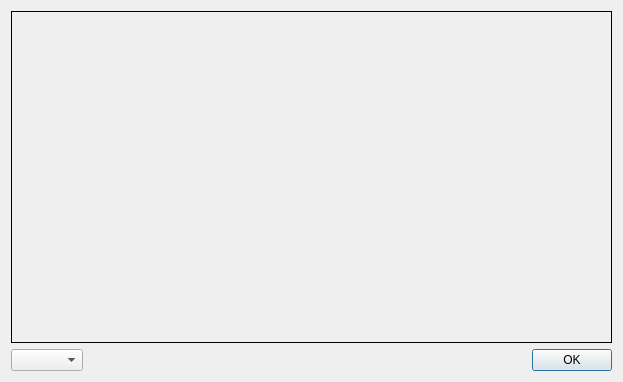
First picture: the form in cplanetaltitude.ui, repository PavelMr/skytechx, before the edit.
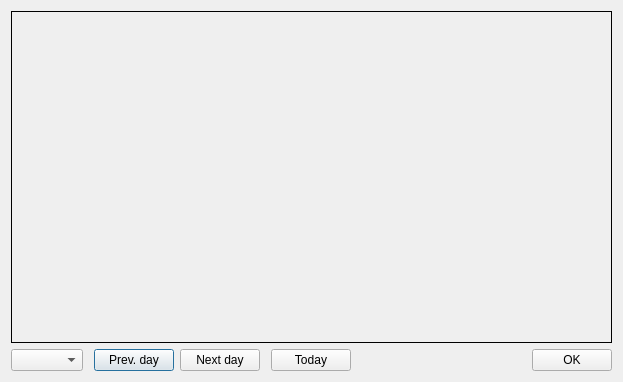
Second picture: the form after the edit.

Patch:
```diff
--- a/cplanetaltitude.ui
+++ b/cplanetaltitude.ui
@@ -33,6 +33,59 @@
      <item>
       <widget class="QComboBox" name="comboBox"/>
      </item>
+     <item>
+      <spacer name="horizontalSpacer_3">
+       <property name="orientation">
+        <enum>Qt::Horizontal</enum>
+       </property>
+       <property name="sizeType">
+        <enum>QSizePolicy::Fixed</enum>
+       </property>
+       <property name="sizeHint" stdset="0">
+        <size>
+         <width>5</width>
+         <height>20</height>
+        </size>
+       </property>
+      </spacer>
+     </item>
+     <item>
+      <widget class="QPushButton" name="pushButton_2">
+       <property name="text">
+        <string>Prev. day</string>
+       </property>
+      </widget>
+     </item>
+     <item>
+      <widget class="QPushButton" name="pushButton_3">
+       <property name="text">
+        <string>Next day</string>
+       </property>
+      </widget>
+     </item>
+     <item>
+      <spacer name="horizontalSpacer_2">
+       <property name="orientation">
+        <enum>Qt::Horizontal</enum>
+       </property>
+       <property name="sizeType">
+        <enum>QSizePolicy::Fixed</enum>
+       </property>
+       <property name="sizeHint" stdset="0">
+        <size>
+         <width>5</width>
+         <height>20</height>
+        </size>
+       </property>
+      </spacer>
+     </item>
+     <item>
+      <widget class="QPushButton" name="pushButton_4">
+       <property name="text">
+        <string>Today</string>
+       </property>
+      </widget>
+     </item>
      <item>
       <spacer name="horizontalSpacer">
        <property name="orientation">
```
